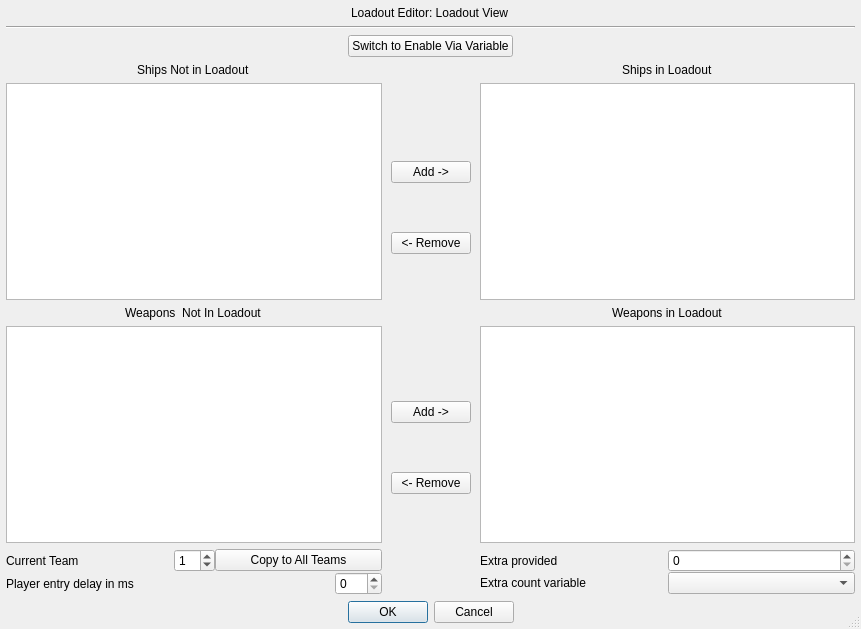
This is qtfred/ui/LoadoutDialog.ui in scp-fs2open/fs2open.github.com as Qt 5 draws it before an edit. The edited form follows.
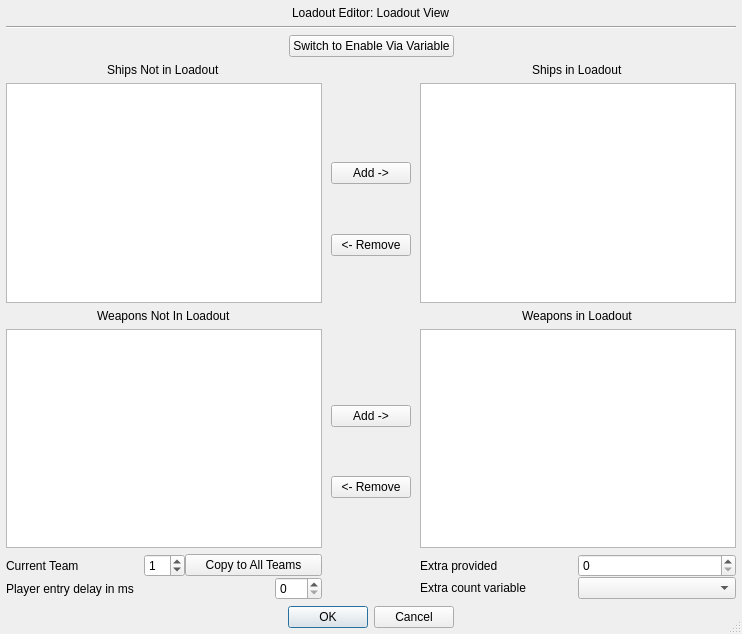
This is the edited form.

What changed in the file:
```diff
--- a/qtfred/ui/LoadoutDialog.ui
+++ b/qtfred/ui/LoadoutDialog.ui
@@ -9,8 +9,8 @@
    <rect>
     <x>0</x>
     <y>0</y>
-    <width>861</width>
-    <height>629</height>
+    <width>742</width>
+    <height>634</height>
    </rect>
   </property>
   <property name="minimumSize">
@@ -432,7 +432,7 @@
        <item alignment="Qt::AlignHCenter">
         <widget class="QLabel" name="listWeaponsNotUsedLabel">
          <property name="text">
-          <string>Weapons  Not In Loadout</string>
+          <string>Weapons Not In Loadout</string>
          </property>
         </widget>
        </item>
```
